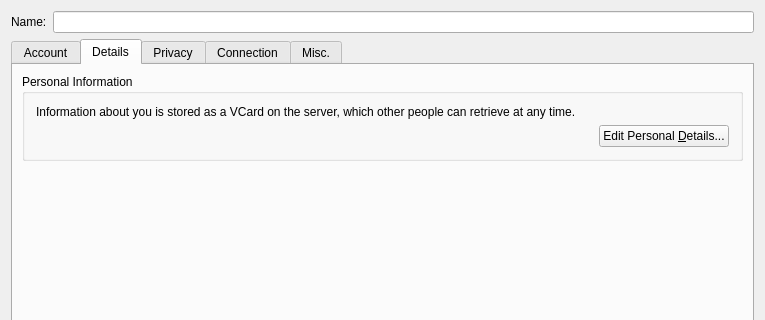
Qt form src/accountmodify.ui (psi-im/psi) before a commit; both pictures show x 0 to 765 and y 0 to 320 of the 765 by 655 pixel window.
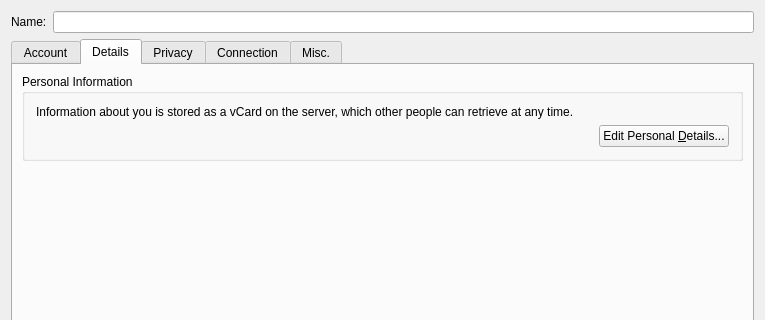
The same form after that commit. The open tabs and pages were chosen to show the change.

Commit message:
vcard/VCard -> vCard
vcard/VCard -> vCard

Diff of the .ui file:
```diff
--- a/src/accountmodify.ui
+++ b/src/accountmodify.ui
@@ -280,7 +280,7 @@
           <item>
            <widget class="QLabel" name="TextLabel3">
             <property name="text">
-             <string>&lt;qt&gt;Information about you is stored as a VCard on the server, which other people can retrieve at any time.&lt;/qt&gt;</string>
+             <string>&lt;qt&gt;Information about you is stored as a vCard on the server, which other people can retrieve at any time.&lt;/qt&gt;</string>
             </property>
             <property name="wordWrap">
              <bool>true</bool>
```
The commit also changes 10 other files.
